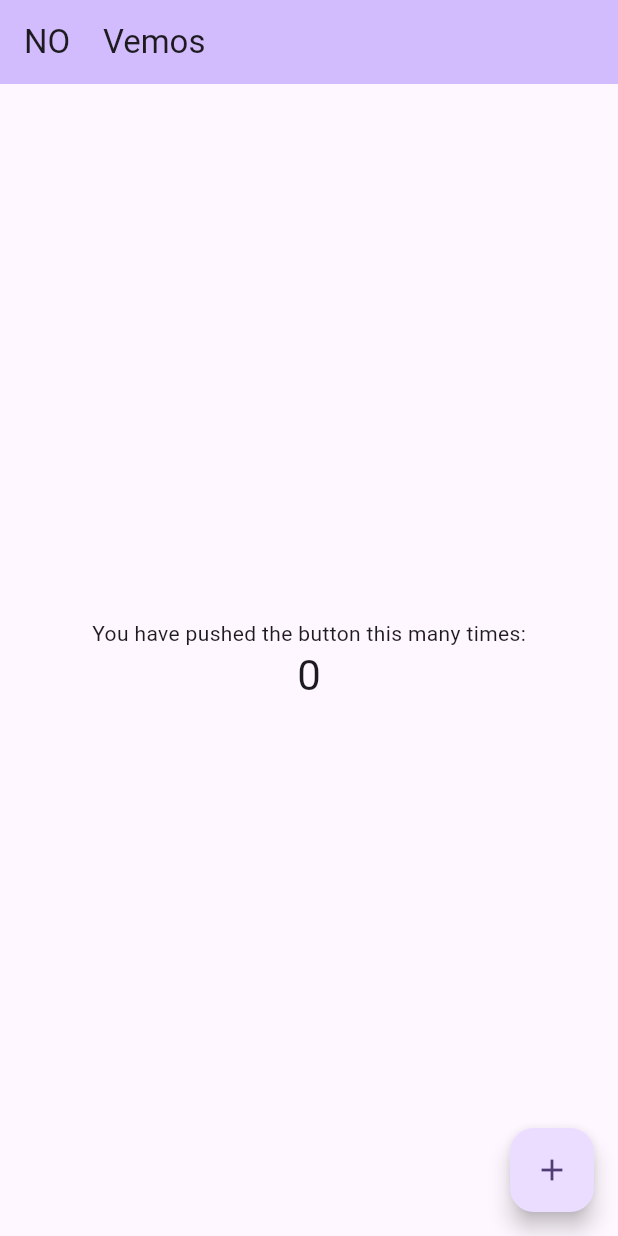
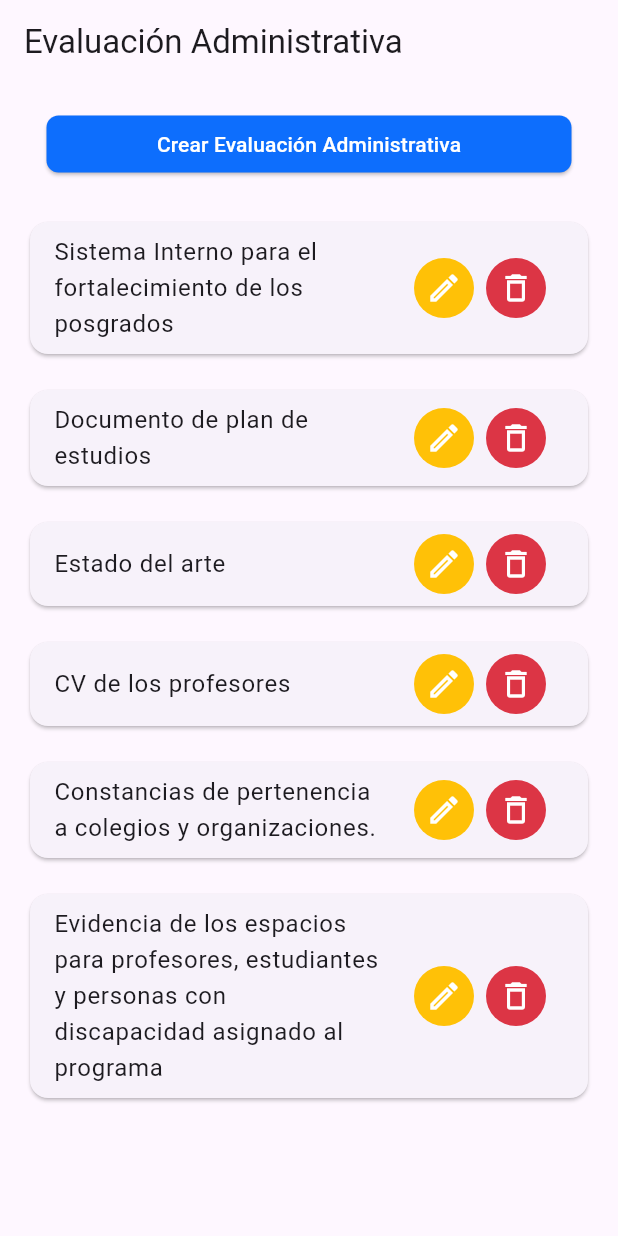
Before and after one commit to GabePay/app-dpii, a Flutter app: the screen it shows after launch, on a phone screen of 412 x 824 dp. Run offline on Flutter 3.47's test engine with Material 3 defaults, Android fonts, the phone set to English and light mode, and no system bars.

Commit message:
Cambios Marisol

```diff
--- a/lib/main.dart
+++ b/lib/main.dart
@@ -1,131 +1,230 @@
 import 'package:flutter/material.dart';
-import 'dart:js';
-import 'dart:js_interop';
-import 'package:flutter/foundation.dart';
-//flutter pub add provider
-import 'package:provider/provider.dart';
 
-Future <void> main() async {
-  WidgetsFlutterBinding.ensureInitialized();
-  runApp(const MyApp());
+void main() {
+  runApp(MyApp());
 }
 
-
 class MyApp extends StatelessWidget {
-  const MyApp({super.key});
-
-  // This widget is the root of your application.
   @override
   Widget build(BuildContext context) {
-    return ChangeNotifierProvider(
-      create: (context) => MyAppState(),
-      child: MaterialApp(
-        title: '| Practica 1 |',
+    return MaterialApp(
+      title: 'Evaluación Administrativa',
       theme: ThemeData(
-          colorScheme: ColorScheme.fromSeed(seedColor: Colors.deepPurple),
+        primarySwatch: Colors.blue,
 
-          useMaterial3: true,
       ),
-        initialRoute: '/home',
-        routes: {
-          '/home': (context) {
-            return const MyHomePage(title: 'NO    Vemos',);
-          },
-          '/prueba': (context) {
-            return const Prueba();
-          }
-        },
-        debugShowCheckedModeBanner: false,
-      ),
+      home: AdminEvaluationScreen(),
     );
-
   }
 }
 
-class MyHomePage extends StatefulWidget {
-  const MyHomePage({super.key, required this.title});
-
-  final String title;
-
-  @override
-  State<MyHomePage> createState() => _MyHomePageState();
-}
-
-class _MyHomePageState extends State<MyHomePage> {
-  int _counter = 0;
-
-  void _incrementCounter() {
-    setState(() {
-      _counter++;
-    });
-  }
-
+class AdminEvaluationScreen extends StatelessWidget {
   @override
   Widget build(BuildContext context) {
     return Scaffold(
       appBar: AppBar(
-        backgroundColor: Theme.of(context).colorScheme.inversePrimary,
-        title: Text(widget.title),
+        title: Text('Evaluación Administrativa'),
       ),
-      body: Center(
-        child: Column(
+      body: AdminEvaluationBody(),
+    );
+  }
+}
 
-          mainAxisAlignment: MainAxisAlignment.center,
+class AdminEvaluationBody extends StatelessWidget {
+  @override
+  Widget build(BuildContext context) {
+    return Column(
       children: <Widget>[
-            const Text(
-              'You have pushed the button this many times:',
+        Padding(
+          padding: const EdgeInsets.all(16.0),
+          child: ElevatedButton(
+            onPressed: () {
+              // Para crear evaluador DPII
+              Navigator.push(
+                  context,
+                  MaterialPageRoute(
+                      builder: (context) => CrearEvaluadorScreen()));
+            },
+            style: ElevatedButton.styleFrom(
+              backgroundColor: Color.fromRGBO(13, 110, 253, 100),
+              foregroundColor: Colors.white,
+              minimumSize: Size(350, 38),
+              shape: RoundedRectangleBorder(
+                  borderRadius: BorderRadius.circular(8)
               ),
-            Text(
-              '$_counter',
-              style: Theme.of(context).textTheme.headlineMedium,
+            ),
+            child: Text('Crear Evaluación Administrativa'),
+          ),
+        ),
+        Expanded(
+          child: ListView(
+            children: [
+              buildListItem(
+                  'Sistema Interno para el fortalecimiento de los posgrados'),
+              buildListItem('Documento de plan de estudios'),
+              buildListItem('Estado del arte'),
+              buildListItem('CV de los profesores'),
+              buildListItem(
+                  'Constancias de pertenencia a colegios y organizaciones.'),
+              buildListItem(
+                  'Evidencia de los espacios para profesores, estudiantes y personas con discapacidad asignado al programa'),
+            ],
+          ),
+        ),
+      ],
+    );
+  }
+
+  Widget buildListItem(String title) {
+    return Padding(
+      padding: const EdgeInsets.symmetric(horizontal: 16.0, vertical: 8.0),
+      child: Card(
+        child: ListTile(
+          title: Text(title),
+          trailing: Row(
+            mainAxisSize: MainAxisSize.min,
+            children: <Widget>[
+              IconButton(
+                icon: Icon(Icons.edit_outlined),
+                color: Colors.white,
+                onPressed: () {
+                  // Para editar
+                },
+                style: IconButton.styleFrom(
+                    backgroundColor: Color.fromRGBO(255, 193, 7, 100)),
+              ),
+              IconButton(
+                icon: Icon(Icons.delete_outline),
+                color: Colors.white,
+                onPressed: () {
+                  // Para eliminar
+                },
+                style: IconButton.styleFrom(
+                  backgroundColor: Color.fromRGBO(220, 53, 69, 100),
+                ),
               ),
             ],
           ),
         ),
-      floatingActionButton: FloatingActionButton(
-        onPressed: _incrementCounter,
-        tooltip: 'Increment',
-        child: const Icon(Icons.add),
-      ), // This trailing comma makes auto-formatting nicer for build methods.
+      ),
     );
   }
 }
 
-class Prueba extends StatefulWidget {
-  const Prueba({super.key});
-
-  @override
-  State<Prueba> createState() => _PruebaState();
-}
-
-class _PruebaState extends State<Prueba> {
+class CrearEvaluadorScreen extends StatelessWidget {
   @override
   Widget build(BuildContext context) {
     return Scaffold(
       appBar: AppBar(
-        backgroundColor: Theme.of(context).colorScheme.inversePrimary,
-        title: Text("This is a prueba madafakersssssss"),
+        title: Text('Crear evaluador DPII'),
       ),
-      body: const Center(
+      body: CrearEvaluadorBody(),
+    );
+  }
+}
+
+class CrearEvaluadorBody extends StatelessWidget {
+  @override
+  Widget build(BuildContext context) {
+    return Scaffold(
+      appBar: AppBar(),
+      body: Padding(
+        padding: const EdgeInsets.all(16.0),
         child: Column(
-          mainAxisAlignment: MainAxisAlignment.center,
+          crossAxisAlignment: CrossAxisAlignment.start,
           children: <Widget>[
-            Text(
-              'Esto se acaba el vierneeeeesss',
+            Text("Nombre del Usuario"),
+            TextField(
+              decoration: InputDecoration(
+                hintText: "Usuario",
+                border: OutlineInputBorder(),
+              ),
+            ),
+            SizedBox(height: 16.0),
+            Text("Correo Electrónico"),
+            TextField(
+              decoration: InputDecoration(
+                hintText: "Correo Electrónico",
+                border: OutlineInputBorder(),
+              ),
+            ),
+            SizedBox(height: 16.0),
+            Text("Contraseña"),
+            TextField(
+              decoration: InputDecoration(
+                hintText: "Contraseña",
+                border: OutlineInputBorder(),
+              ),
+              obscureText: true,
+            ),
+            SizedBox(height: 32.0),
+            Row(
+              mainAxisAlignment: MainAxisAlignment.spaceBetween,
+              children: <Widget>[
+                ElevatedButton(
+                  onPressed: () {
+                    //Para CANCELAR
+                  },
+                  style: ElevatedButton.styleFrom(
+                    backgroundColor: Color.fromRGBO(108, 117, 125, 100),
+                    shape: RoundedRectangleBorder(
+                        borderRadius: BorderRadius.circular(8)
+                    ),
+                    minimumSize: Size(136,38),
+                    foregroundColor: Colors.white,
+                  ),
+
+                  child: Text("Cancelar"),
+                ),
+                ElevatedButton(
+                  onPressed: () {
+                    //Para GUARDAR
+                  },
+                  style: ElevatedButton.styleFrom(
+                    backgroundColor: Colors.blue,
+                    shape: RoundedRectangleBorder(
+                        borderRadius: BorderRadius.circular(8)
+                    ),
+                    minimumSize: Size(136,38),
+                    foregroundColor: Colors.white,
+                  ),
+                  child: Text("Guardar"),
+                )
+              ],
+            )
+          ],
+        ),
+      ),
+    );
+  }
+
+/*  Widget buildListItem(String title) {
+    return Padding(
+      padding: const EdgeInsets.symmetric(horizontal: 16.0, vertical: 8.0),
+      child: Card(
+        child: ListTile(
+          title: Text(title),
+          trailing: Row(
+            mainAxisSize: MainAxisSize.min,
+            children: <Widget>[
+              IconButton(
+                icon: Icon(Icons.edit),
+                color: Colors.yellow,
+                onPressed: () {
+                  // Para editar
+                },
+              ),
+              IconButton(
+                icon: Icon(Icons.delete),
+                color: Colors.red,
+                onPressed: () {
+                  // Para eliminar
+                },
               ),
             ],
           ),
         ),
-      // This trailing comma makes auto-formatting nicer for build methods.
+      ),
     );
+  }*/
 }
-}
-
-
-
-
-
-
-class MyAppState extends ChangeNotifier {
-
-}
```
Also changed, not shown: 1 other file. Lines whose indentation alone changed are shown as unchanged.
